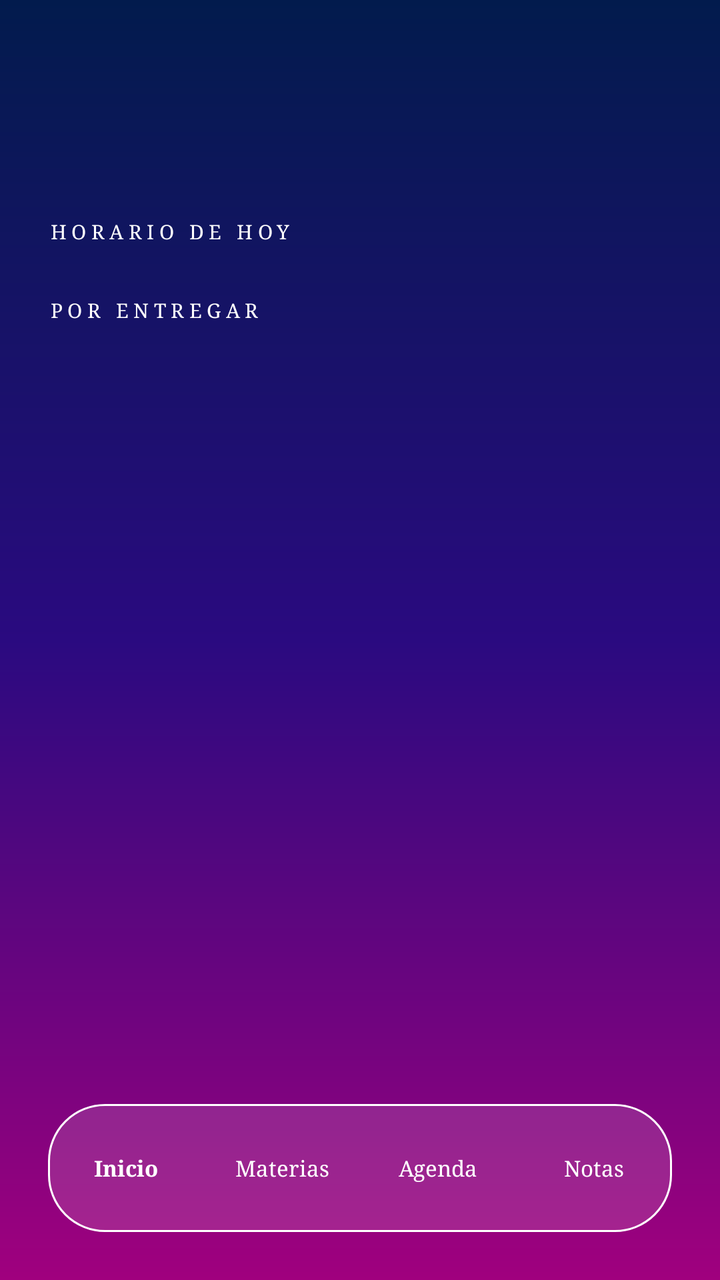
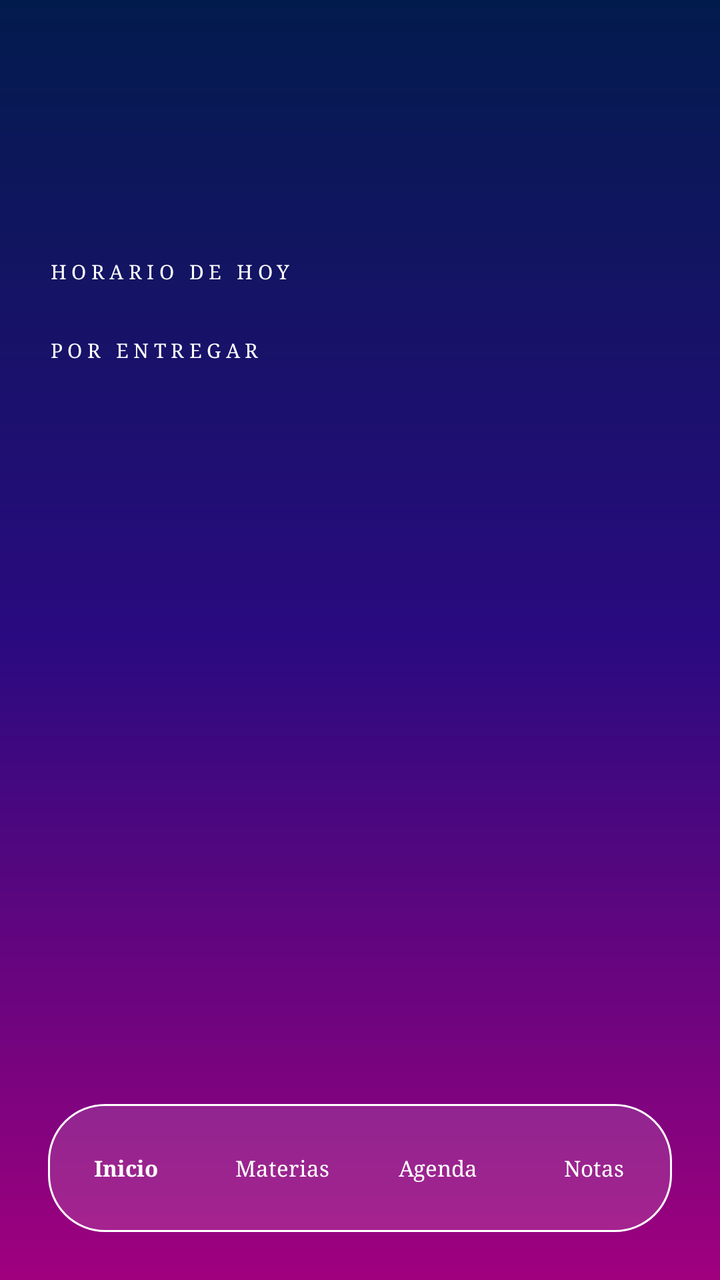

Before-and-after screenshots of an Android layout around one commit, followed by the original layout XML and the change that was made.
<!-- AndroidManifest.xml: application theme Theme.DrobeUs -->
<!-- res/layout/activity_home.xml -->
<?xml version="1.0" encoding="utf-8"?>
<LinearLayout xmlns:android="http://schemas.android.com/apk/res/android"
    android:layout_width="match_parent"
    android:layout_height="match_parent"
    android:background="@drawable/bg_gradient"
    android:orientation="vertical"
    android:padding="24dp">

    <ScrollView
        android:layout_width="match_parent"
        android:layout_height="0dp"
        android:layout_weight="1">

        <LinearLayout
            android:layout_width="match_parent"
            android:layout_height="wrap_content"
            android:orientation="vertical">

            <TextView
                android:id="@+id/tvSaludo"
                style="@style/Titulo"
                android:layout_width="wrap_content"
                android:layout_height="wrap_content"
                android:gravity="start" />

            <TextView
                android:id="@+id/tvFecha"
                android:layout_width="wrap_content"
                android:layout_height="wrap_content"
                android:layout_marginTop="6dp"
                android:fontFamily="serif"
                android:textColor="#FFFFFF"
                android:textSize="11sp" />

            <TextView style="@style/Etiqueta" android:layout_width="wrap_content"
                android:layout_height="wrap_content" android:text="HORARIO DE HOY" />
            <LinearLayout android:id="@+id/listaClases"
                android:layout_width="match_parent"
                android:layout_height="wrap_content"
                android:orientation="vertical" />

            <TextView style="@style/Etiqueta" android:layout_width="wrap_content"
                android:layout_height="wrap_content" android:text="POR ENTREGAR" />
            <LinearLayout android:id="@+id/listaEntregas"
                android:layout_width="match_parent"
                android:layout_height="wrap_content"
                android:orientation="vertical" />
        </LinearLayout>
    </ScrollView>

    <LinearLayout
        android:layout_width="match_parent"
        android:layout_height="64dp"
        android:background="@drawable/bg_nav"
        android:gravity="center"
        android:orientation="horizontal"
        android:weightSum="4">

        <TextView android:id="@+id/navInicio" style="@style/Nav" android:text="Inicio" android:textStyle="bold" />
        <TextView android:id="@+id/navMaterias" style="@style/Nav" android:text="Materias" />
        <TextView android:id="@+id/navAgenda" style="@style/Nav" android:text="Agenda" />
        <TextView android:id="@+id/navNotas" style="@style/Nav" android:text="Notas" />
    </LinearLayout>
</LinearLayout>
<!-- resources referenced by this layout -->
<resources>
  <!-- drawable bg_gradient (drawable) -->
  <?xml version="1.0" encoding="utf-8"?>
  <shape xmlns:android="http://schemas.android.com/apk/res/android">
      <gradient
          android:angle="270"
          android:startColor="#021B4D"
          android:centerColor="#2A0A80"
          android:endColor="#A0007E" />
  </shape>
  <!-- drawable bg_nav (drawable) -->
  <?xml version="1.0" encoding="utf-8"?>
  <shape xmlns:android="http://schemas.android.com/apk/res/android" android:shape="rectangle">
      <solid android:color="#22FFFFFF" />
      <stroke android:width="1dp" android:color="#FFFFFF" />
      <corners android:radius="28dp" />
  </shape>
  <style name="Etiqueta">
          <item name="android:textColor">#FFFFFF</item>
          <item name="android:textSize">10sp</item>
          <item name="android:letterSpacing">0.25</item>
          <item name="android:fontFamily">serif</item>
          <item name="android:layout_marginTop">20dp</item>
          <item name="android:layout_marginBottom">6dp</item>
      </style>
  <style name="Nav">
          <item name="android:layout_width">0dp</item>
          <item name="android:layout_height">wrap_content</item>
          <item name="android:layout_weight">1</item>
          <item name="android:gravity">center</item>
          <item name="android:textColor">#FFFFFF</item>
          <item name="android:textSize">11sp</item>
          <item name="android:fontFamily">serif</item>
      </style>
  <style name="Titulo">
          <item name="android:textColor">#FFFFFF</item>
          <item name="android:textSize">34sp</item>
          <item name="android:fontFamily">serif</item>
          <item name="android:gravity">center</item>
      </style>
  <style name="Theme.DrobeUs" parent="Base.Theme.DrobeUs" />
  <style name="Base.Theme.DrobeUs" parent="Theme.Material3.DayNight.NoActionBar">
          
          
      </style>
</resources>

<!-- the commit's change to res/layout/activity_home.xml (unified diff, before → after) -->
@@ -14,7 +14,8 @@
         <LinearLayout
             android:layout_width="match_parent"
             android:layout_height="wrap_content"
-            android:orientation="vertical">
+            android:orientation="vertical"
+            android:layout_marginTop="20dp">
 
             <TextView
                 android:id="@+id/tvSaludo"
